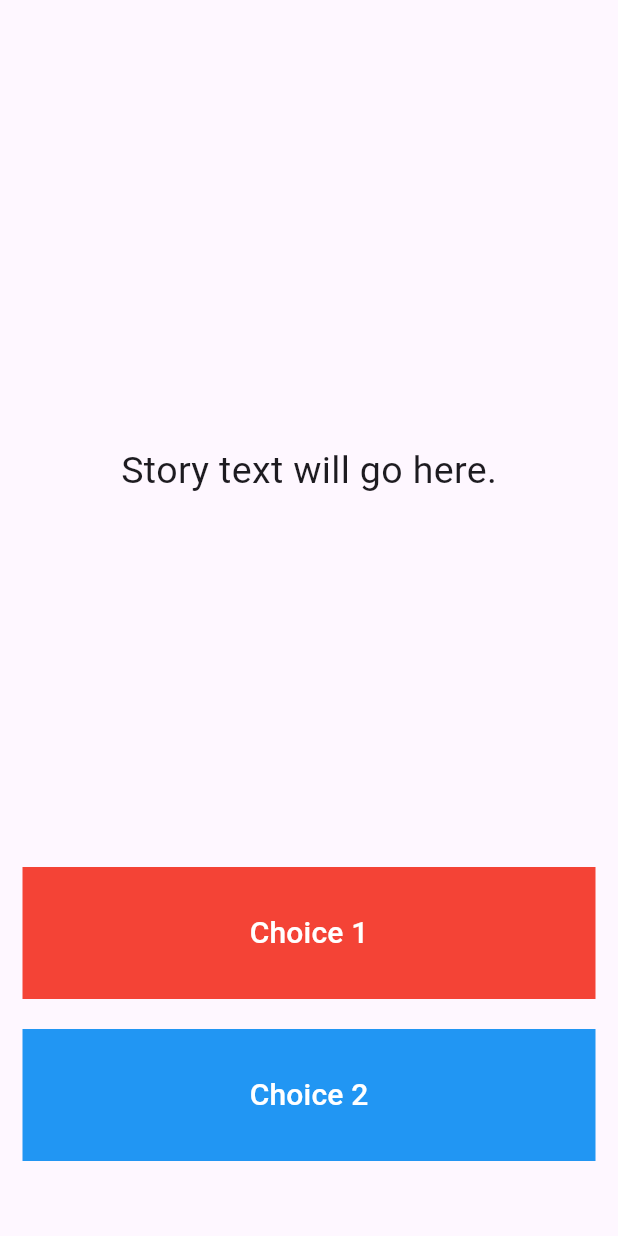
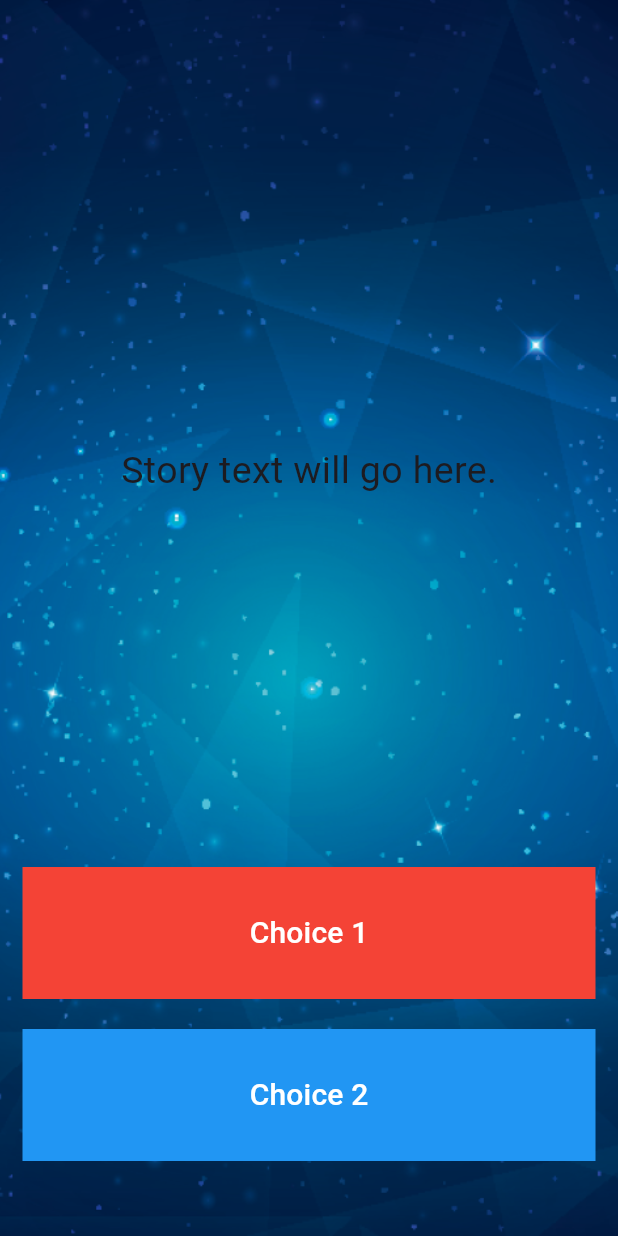
Before and after one commit to hafeez25/destini_flutter, a Flutter app: the screen it shows after launch, on a phone screen of 412 x 824 dp. Run offline on Flutter 3.47's test engine with Material 3 defaults, Android fonts, the phone set to English and light mode, and no system bars.

Commit message:
task 1 done

```diff
--- a/lib/main.dart
+++ b/lib/main.dart
@@ -33,7 +33,11 @@ class _StoryPage extends State<StoryPage> {
   Widget build(BuildContext context) {
       return Scaffold(
       body: Container(
-        //TODO: Step 1 - Add background.png to this Container as a background image.
+        decoration: const BoxDecoration(
+          image: DecorationImage(
+              image: AssetImage("images/background.png"),
+              fit: BoxFit.cover),
+        ),
         padding: EdgeInsets.symmetric(vertical: 50.0, horizontal: 15.0),
         constraints: BoxConstraints.expand(),
         child: SafeArea(
```
